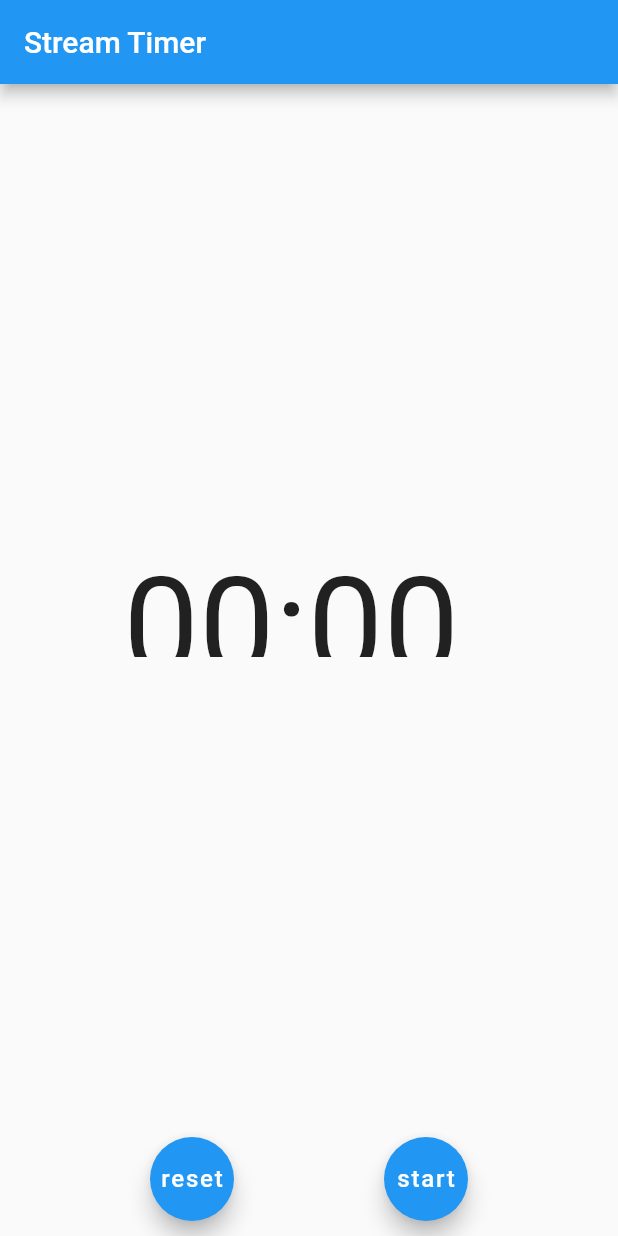
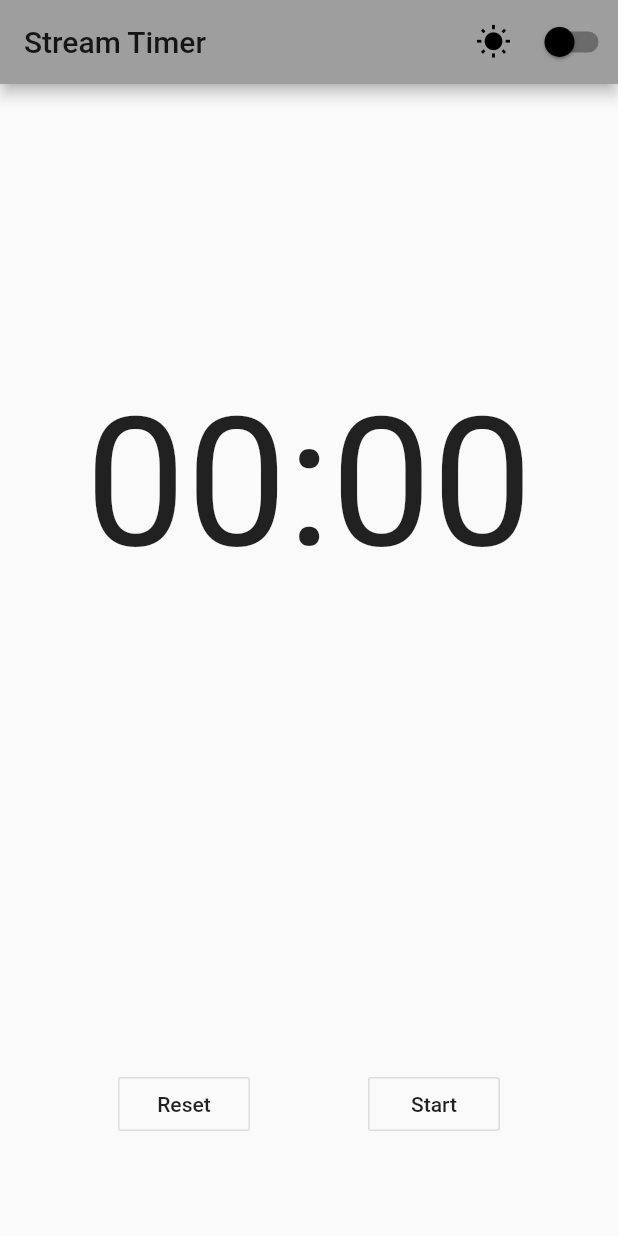
Before and after one commit to willzittlau/stream_timer, a Flutter app: the screen it shows after launch, on a phone screen of 412 x 824 dp. Run offline on Flutter 3.47's test engine with Material 2 defaults, Android fonts, the phone set to English and light mode, and no system bars; Roboto replaces fonts that are missing (Bebas Neue).

Commit message:
Added theme + styling

```diff
--- a/lib/main.dart
+++ b/lib/main.dart
@@ -7,28 +7,44 @@ class MyApp extends StatelessWidget {
   @override
   Widget build(BuildContext context) {
     return new MaterialApp(
-      showPerformanceOverlay: false,
-      title: 'Stream Timer',
-      theme: new ThemeData(
-        primarySwatch: Colors.blue,
-      ),
-      home: new MyHomePage(),
-    );
+        debugShowCheckedModeBanner: false,
+        showPerformanceOverlay: false,
+        title: 'Stream Timer',
+        theme: new ThemeData(
+          primarySwatch: Colors.grey,
+          brightness: Brightness.light,
+        ),
+        darkTheme: ThemeData(
+            brightness: Brightness.dark, primarySwatch: Colors.grey),
+        themeMode: isDarkMode ? ThemeMode.dark : ThemeMode.light,
+        home: Builder(
+            builder: (context) => Scaffold(
+                  appBar: AppBar(
+                    title: new Text("Stream Timer"),
+                    actions: <Widget>[
+                      IconButton(
+                        icon: Icon(
+                            (isDarkMode ? Icons.nights_stay : Icons.wb_sunny),
+                            color: (isDarkMode ? Colors.white : Colors.black)),
+                      ),
+                      Switch(
+                        value: isDarkMode,
+                        activeColor: (isDarkMode ? Colors.white : Colors.black),
+                        inactiveThumbColor: (isDarkMode ? Colors.white : Colors.black),
+                        activeTrackColor: Colors.grey[600],
+                        onChanged: (boolVal) {
+                          toggleTheme(boolVal);
+                        },
+                      ),
+                    ],
+                  ),
+                  body: new Container(child: new TimerPage()),
+                )));
   }
-}
 
-class MyHomePage extends StatelessWidget {
-  MyHomePage({Key key}) : super(key: key);
+bool _isDarkMode = false;
+bool get isDarkMode => _isDarkMode;
 
-  @override
-  Widget build(BuildContext context) {
-    return new Scaffold(
-      appBar: new AppBar(
-        title: new Text("Stream Timer"),
-      ),
-      body: new Container(
-        child: new TimerPage()
-      ),
-    );
-  }
-}
+void toggleTheme(bool _isDarkMode) {
+  this._isDarkMode = _isDarkMode;
+}}
--- a/lib/stopwatch.dart
+++ b/lib/stopwatch.dart
@@ -13,7 +13,7 @@ class Dependencies {
   final List<ValueChanged<ElapsedTime>> timerListeners =
       <ValueChanged<ElapsedTime>>[];
   final TextStyle textStyle =
-      const TextStyle(fontSize: 90.0, fontFamily: "Bebas Neue");
+      const TextStyle(fontSize: 120.0, fontFamily: "Bebas Neue");
   final Stopwatch stopwatch = new Stopwatch();
   final int timerMillisecondsRefreshRate = 500;
 }
@@ -45,7 +45,7 @@ class TimerPageState extends State<TimerPage> {
 
   Widget buildFloatingButton(String text, VoidCallback callback) {
     TextStyle roundTextStyle =
-        const TextStyle(fontSize: 16.0, color: Colors.white);
+        const TextStyle(fontSize: 32.0, color: Colors.white);
     return new FloatingActionButton(
         child: new Text(text, style: roundTextStyle), onPressed: callback);
   }
@@ -61,14 +61,16 @@ class TimerPageState extends State<TimerPage> {
         new Expanded(
           flex: 0,
           child: new Padding(
-            padding: const EdgeInsets.symmetric(vertical: 10.0),
+            padding: const EdgeInsets.symmetric(vertical: 64.0),
             child: new Row(
               mainAxisAlignment: MainAxisAlignment.spaceEvenly,
               children: <Widget>[
-                buildFloatingButton("reset", leftButtonPressed),
-                buildFloatingButton(
-                    dependencies.stopwatch.isRunning ? "stop" : "start",
-                    rightButtonPressed),
+                OutlineButton(
+                    child: Text("Reset"), onPressed: leftButtonPressed),
+                OutlineButton(
+                    child: Text(
+                        dependencies.stopwatch.isRunning ? "Stop" : "Start"),
+                    onPressed: rightButtonPressed),
               ],
             ),
           ),
@@ -131,7 +133,7 @@ class TimerTextState extends State<TimerText> {
       children: <Widget>[
         new RepaintBoundary(
           child: new SizedBox(
-            height: 72.0,
+            height: 200.0,
             child: new MinutesAndSeconds(dependencies: dependencies),
           ),
         ),
@@ -180,7 +182,7 @@ class MinutesAndSecondsState extends State<MinutesAndSeconds> {
     String minutesStr = (minutes % 60).toString().padLeft(2, '0');
     String secondsStr = (seconds % 60).toString().padLeft(2, '0');
     if (minutes < 1) {
-      return new Text('$minutesStr:$secondsStr.',
+      return new Text('$minutesStr:$secondsStr',
           style: dependencies.textStyle);
     } else {
       return new Text('$hoursStr:$minutesStr', style: dependencies.textStyle);
```
